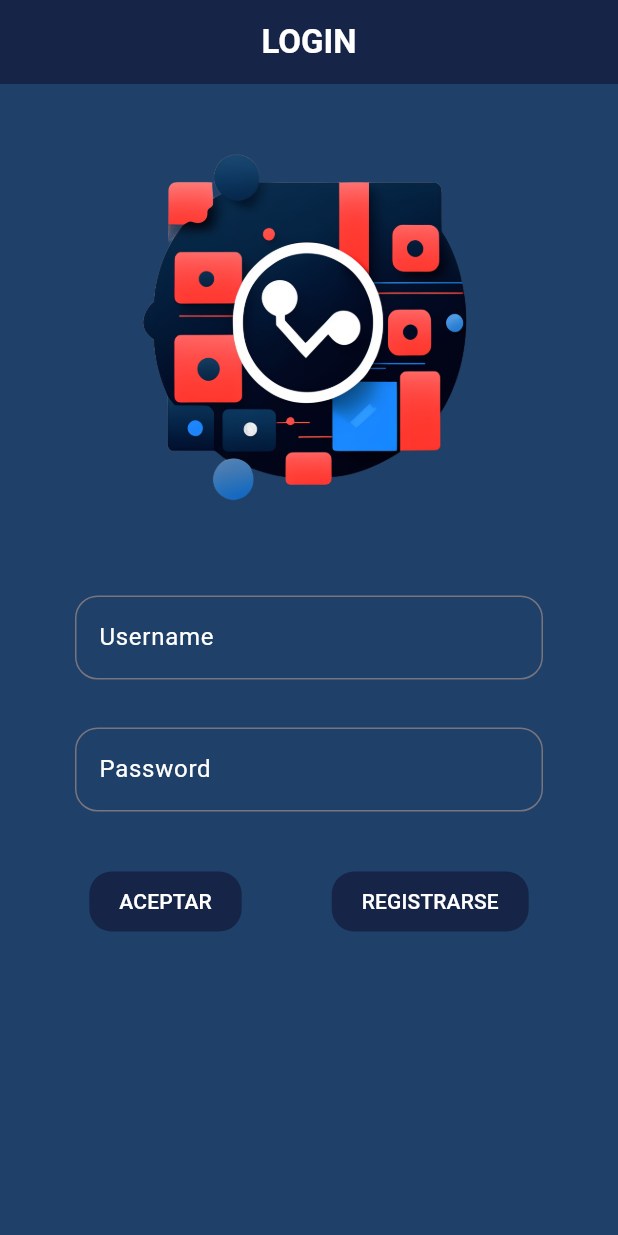
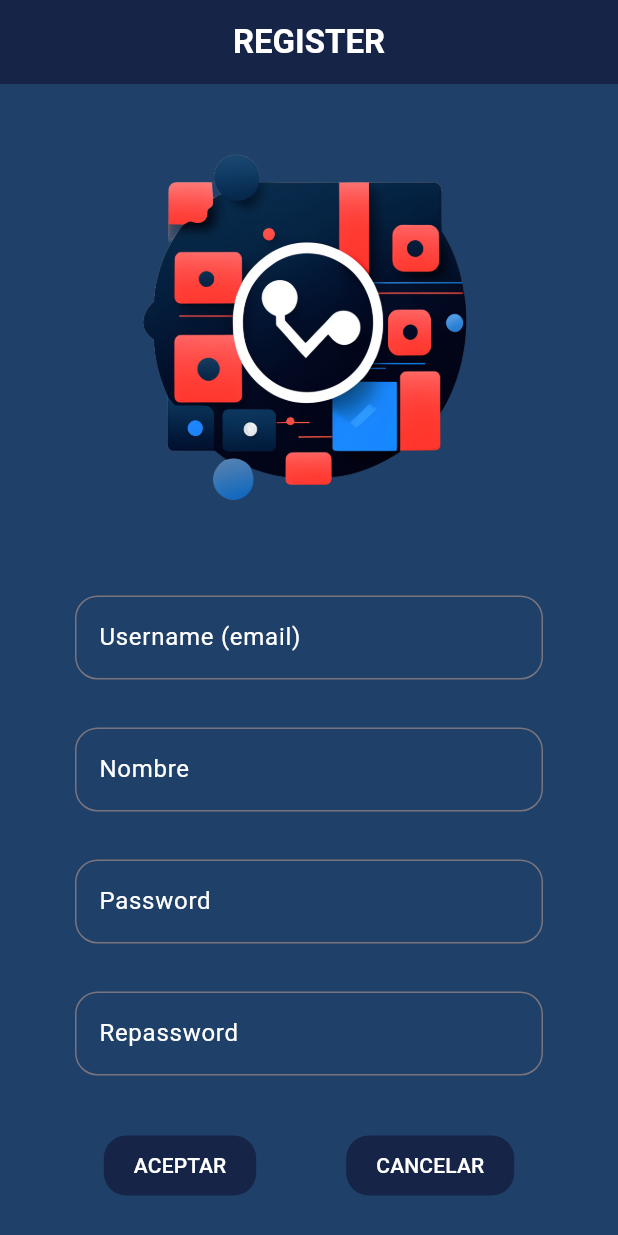
Before and after one commit to marcomar31/ExamenPMDM_PSP_MMartinez_1EV, a Flutter app: the screen it shows after launch, on a phone screen of 412 x 824 dp. Run offline on Flutter 3.47's test engine with Material 3 defaults, Android fonts, the phone set to English and light mode, and no system bars; our stand-ins replace firebase_core; accounts and stored records are empty; generated files the repository leaves out were written again.

Commit message:
PMDM: P1) PASO 1 FINALIZADO. He creado el Registro.

```diff
--- a/lib/MyApp.dart
+++ b/lib/MyApp.dart
@@ -1,20 +1,21 @@
 import 'package:flutter/material.dart';
 
 import 'OnBoarding/LoginView.dart';
+import 'OnBoarding/RegisterView.dart';
 import 'OnBoarding/SplashView.dart';
 
 class MyApp extends StatelessWidget {
   const MyApp({super.key});
 
-  // This widget is the root of your application.
   @override
   Widget build(BuildContext context) {
     return MaterialApp(title: "KytY Miau Web!",
       routes: {
         '/splash_view': (context) => const SplashView(),
         '/login_view': (context) => LoginView(),
+        '/register_view': (context) => RegisterView(),
       },
-      initialRoute: '/login_view',
+      initialRoute: '/register_view',
     );
   }
 }
--- a/lib/OnBoarding/LoginView.dart
+++ b/lib/OnBoarding/LoginView.dart
@@ -1,6 +1,7 @@
-import 'package:examenpmdm_pap_mmartinez_1ev/Customizados/ButtonTextCustomizado.dart';
-import 'package:examenpmdm_pap_mmartinez_1ev/Customizados/EditTextCustomizado.dart';
 import 'package:flutter/material.dart';
+
+import '../CustomViews/ButtonTextCustomizado.dart';
+import '../CustomViews/EditTextCustomizado.dart';
 
 class LoginView extends StatelessWidget {
   LoginView({super.key});
@@ -28,13 +29,14 @@ class LoginView extends StatelessWidget {
         Image.asset("resources/MyLogo.png", height: 325, width: 325,),
         Padding(
           padding: const EdgeInsets.symmetric(horizontal: 50, vertical: 16),
-          child: EditTextCustomizado(tec: tecUsername, labelText: "Username", blIsPassword: false),
+          child: EditTextCustomizado(tec: tecUsername, labelText: "Username (email)", blIsPassword: false),
 
         ),
         Padding(
           padding: const EdgeInsets.symmetric(horizontal: 50, vertical: 16),
           child: EditTextCustomizado(tec: tecPassword, labelText: "Password", blIsPassword: true),
         ),
+
         Row(
           mainAxisAlignment: MainAxisAlignment.center,
           children: [
--- /dev/null
+++ b/lib/OnBoarding/RegisterView.dart
@@ -0,0 +1,80 @@
+import 'package:flutter/material.dart';
+
+import '../CustomViews/ButtonTextCustomizado.dart';
+import '../CustomViews/EditTextCustomizado.dart';
+
+class RegisterView extends StatelessWidget {
+  RegisterView({Key? key});
+
+  late BuildContext _context;
+
+  TextEditingController tecUsername = TextEditingController();
+  TextEditingController tecName = TextEditingController();
+  TextEditingController tecPassword = TextEditingController();
+  TextEditingController tecRepassword = TextEditingController();
+
+  void onPressedAceptar() {
+
+  }
+
+  void onPressedCancelar() {
+
+  }
+
+  @override
+  Widget build(BuildContext context) {
+    _context = context;
+
+    return Scaffold(
+      appBar: AppBar(
+        title: const Text(
+          "REGISTER",
+          style: TextStyle(
+            color: Colors.white,
+            fontWeight: FontWeight.bold,
+          ),
+        ),
+        centerTitle: true,
+        backgroundColor: const Color.fromRGBO(22, 36, 71, 1),
+        automaticallyImplyLeading: false,
+      ),
+      backgroundColor: const Color.fromRGBO(31, 64, 104, 1),
+      body: SingleChildScrollView(
+        child: Column(
+          children: [
+            Image.asset("resources/MyLogo.png", height: 325, width: 325,),
+            Padding(
+              padding: const EdgeInsets.symmetric(horizontal: 50, vertical: 16),
+              child: EditTextCustomizado(tec: tecUsername, labelText: "Username (email)", blIsPassword: false),
+            ),
+            Padding(
+              padding: const EdgeInsets.symmetric(horizontal: 50, vertical: 16),
+              child: EditTextCustomizado(tec: tecName, labelText: "Nombre", blIsPassword: false),
+            ),
+            Padding(
+              padding: const EdgeInsets.symmetric(horizontal: 50, vertical: 16),
+              child: EditTextCustomizado(tec: tecPassword, labelText: "Password", blIsPassword: true),
+            ),
+            Padding(
+              padding: const EdgeInsets.symmetric(horizontal: 50, vertical: 16),
+              child: EditTextCustomizado(tec: tecRepassword, labelText: "Repassword", blIsPassword: true),
+            ),
+            Row(
+              mainAxisAlignment: MainAxisAlignment.center,
+              children: [
+                Padding(
+                  padding: const EdgeInsets.symmetric(horizontal: 30, vertical: 20),
+                  child: ButtonTextCustomizado(buttonText: "ACEPTAR", onPressed: onPressedAceptar),
+                ),
+                Padding(
+                  padding: const EdgeInsets.symmetric(horizontal: 30, vertical: 20),
+                  child: ButtonTextCustomizado(buttonText: "CANCELAR", onPressed: onPressedCancelar),
+                ),
+              ],
+            ),
+          ],
+        ),
+      ),
+    );
+  }
+}
--- a/lib/main.dart
+++ b/lib/main.dart
@@ -5,6 +5,7 @@ import 'firebase_options.dart';
 import 'MyApp.dart';
 
 void main() async {
+  WidgetsFlutterBinding.ensureInitialized();
   await Firebase.initializeApp(
     options: DefaultFirebaseOptions.currentPlatform,
   );
```
Also changed, not shown: lib/CustomViews/ButtonTextCustomizado.dart (renamed from lib/Customizados/ButtonTextCustomizado.dart), lib/CustomViews/EditTextCustomizado.dart (renamed from lib/Customizados/EditTextCustomizado.dart).
